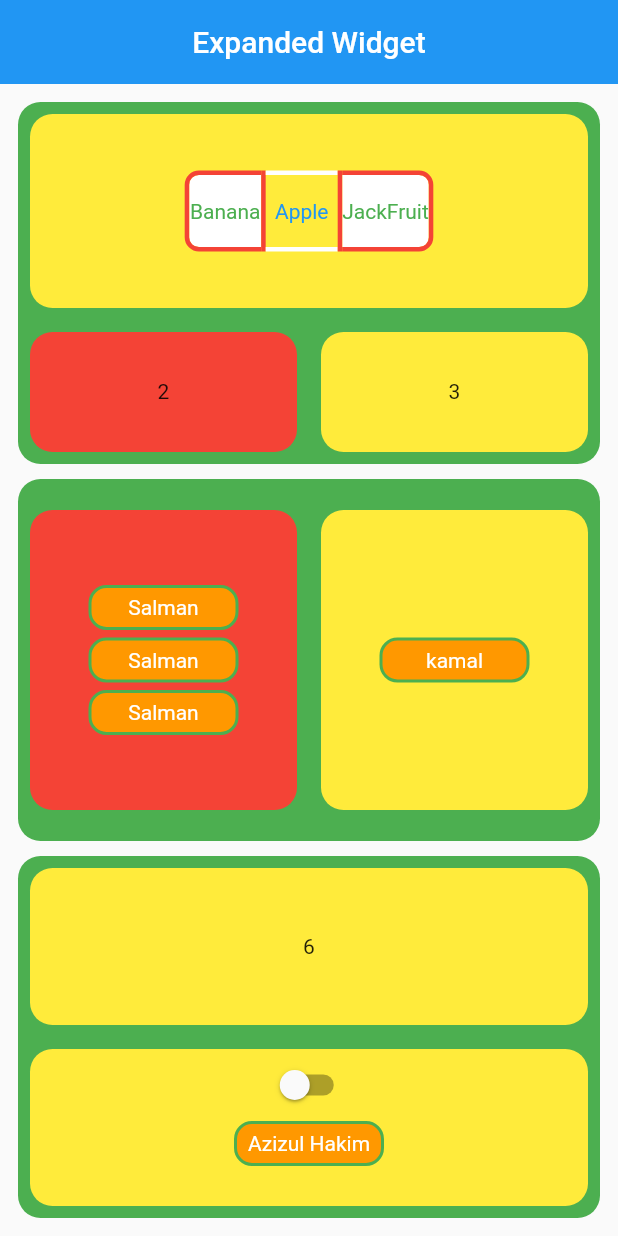
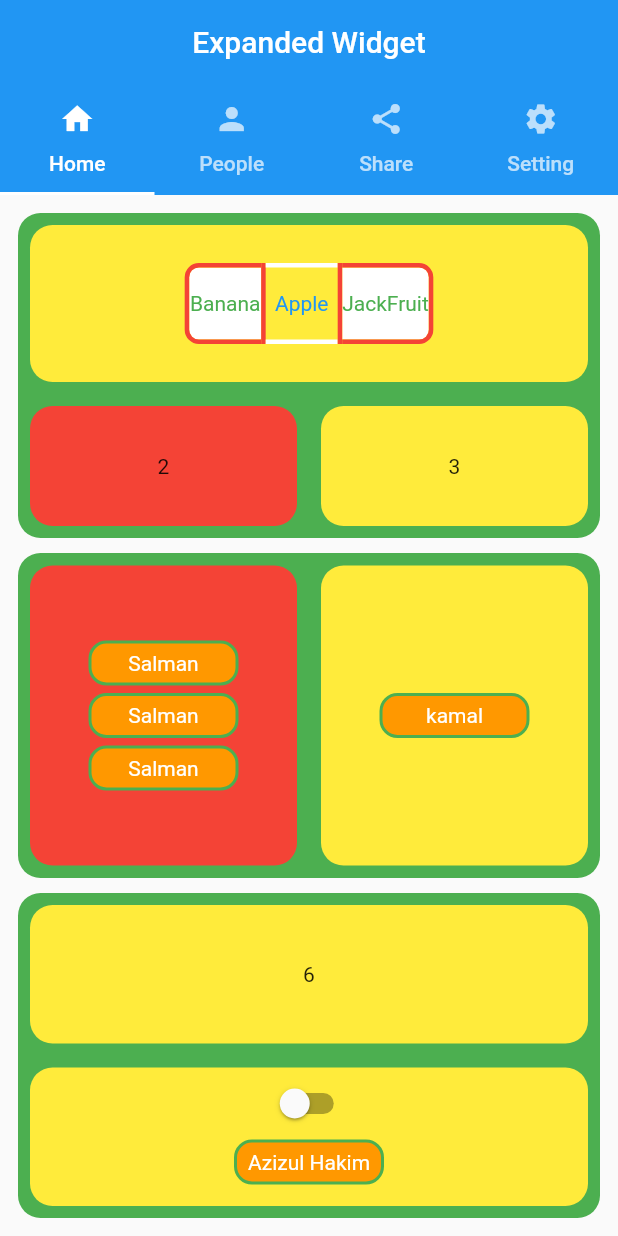
Before and after one commit to tech-aziz/Flutter-BITM, a Flutter app: the screen it shows after launch, on a phone screen of 412 x 824 dp. Run offline on Flutter 3.47's test engine with Material 2 defaults, Android fonts, the phone set to English and light mode, and no system bars; our stand-ins replace flutter_screenutil, matcher.

Commit message:
working with toggle buttn and TabBar and switch widget

```diff
--- a/flutter_bitm/lib/screens/expanded_widget.dart
+++ b/flutter_bitm/lib/screens/expanded_widget.dart
@@ -26,11 +26,31 @@ class _ExpandedWidgetState extends State<ExpandedWidget> {
 
   @override
   Widget build(BuildContext context) {
-    return Scaffold(
+    return DefaultTabController(
+      length: 4,
+      child: Scaffold(
         appBar: AppBar(
           elevation: 0,
           centerTitle: true,
           title: Text('Expanded Widget'),
+          bottom: TabBar(tabs: [
+            Tab(
+              icon: Icon(Icons.home),
+              text: 'Home',
+            ),
+            Tab(
+              icon: Icon(Icons.person),
+              text: 'People',
+            ),
+            Tab(
+              icon: Icon(Icons.share),
+              text: 'Share',
+            ),
+            Tab(
+              icon: Icon(Icons.settings),
+              text: 'Setting',
+            ),
+          ]),
         ),
         body: Padding(
           padding: EdgeInsets.all(12),
@@ -242,6 +262,7 @@ class _ExpandedWidgetState extends State<ExpandedWidget> {
             ],
           ),
         ),
+      ),
     );
   }
 }
```
Lines whose indentation alone changed are shown as unchanged.
